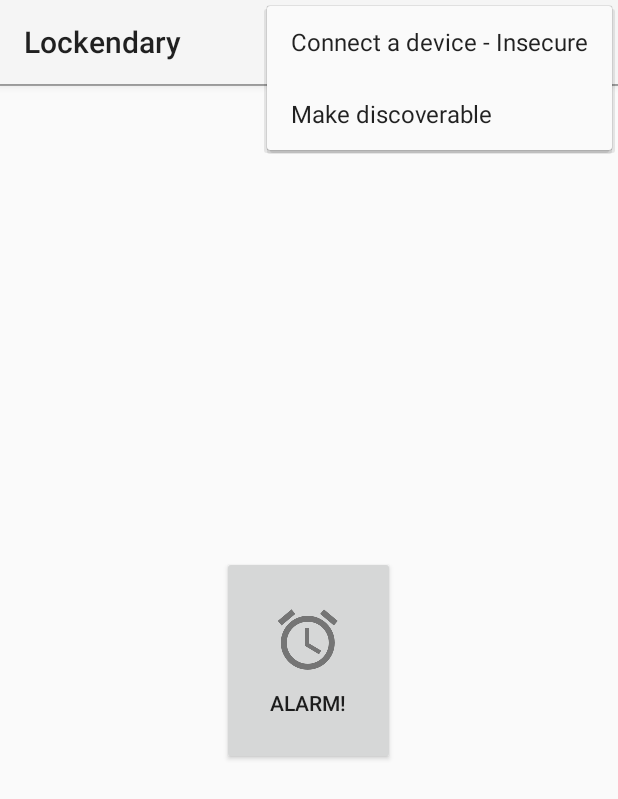
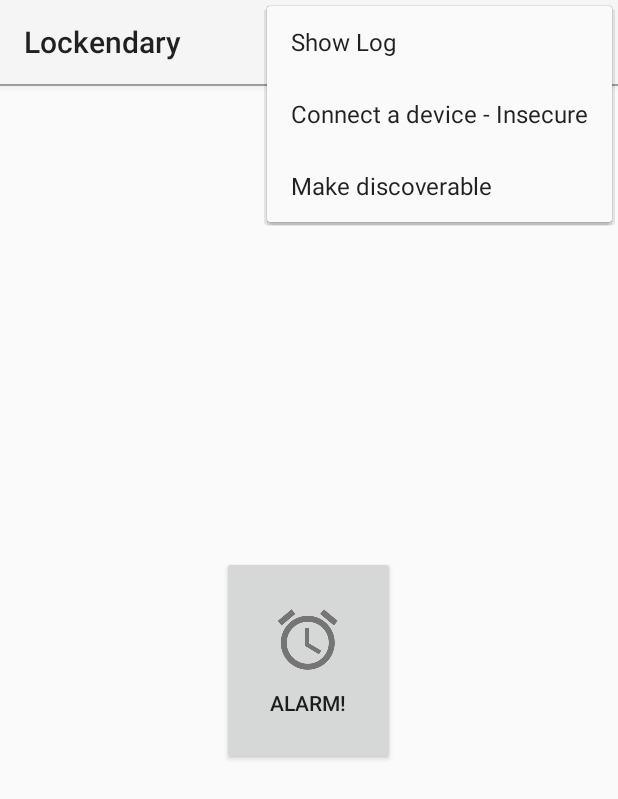
Before and after one commit to joshzngf/Lockendary, an Android app: the screen it shows after launch (MainActivity), with the options menu open, on a phone screen of 412 x 824 dp. Shown: the top 799 px of the screen. Run offline under Robolectric (Android 15) with nearby library versions, the phone set to English and light mode, and no system bars.

Commit message:
hide showlog button

```diff
--- a/Android/Application/src/main/res/menu/main.xml
+++ b/Android/Application/src/main/res/menu/main.xml
@@ -17,6 +17,6 @@
 <menu xmlns:android="http://schemas.android.com/apk/res/android"
     xmlns:app="http://schemas.android.com/apk/res-auto">
     <item android:id="@+id/menu_toggle_log"
-          app:showAsAction="always"
+          app:showAsAction="never"
           android:title="@string/sample_show_log" />
 </menu>
```
Also changed, not shown: 2 other files.
